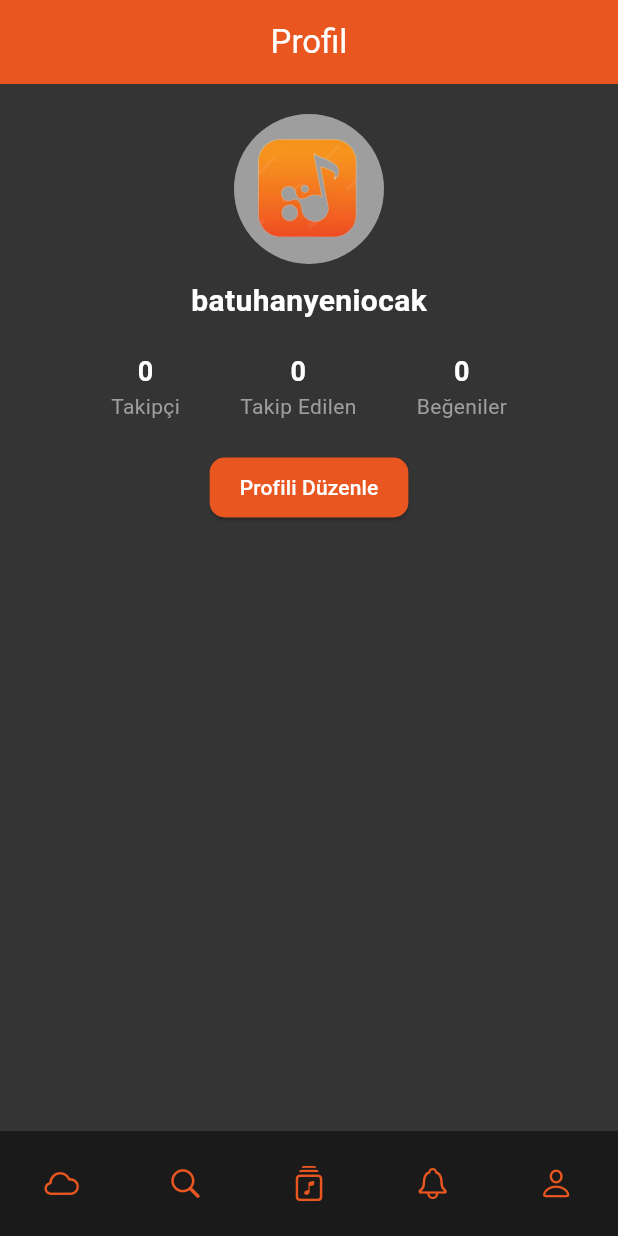
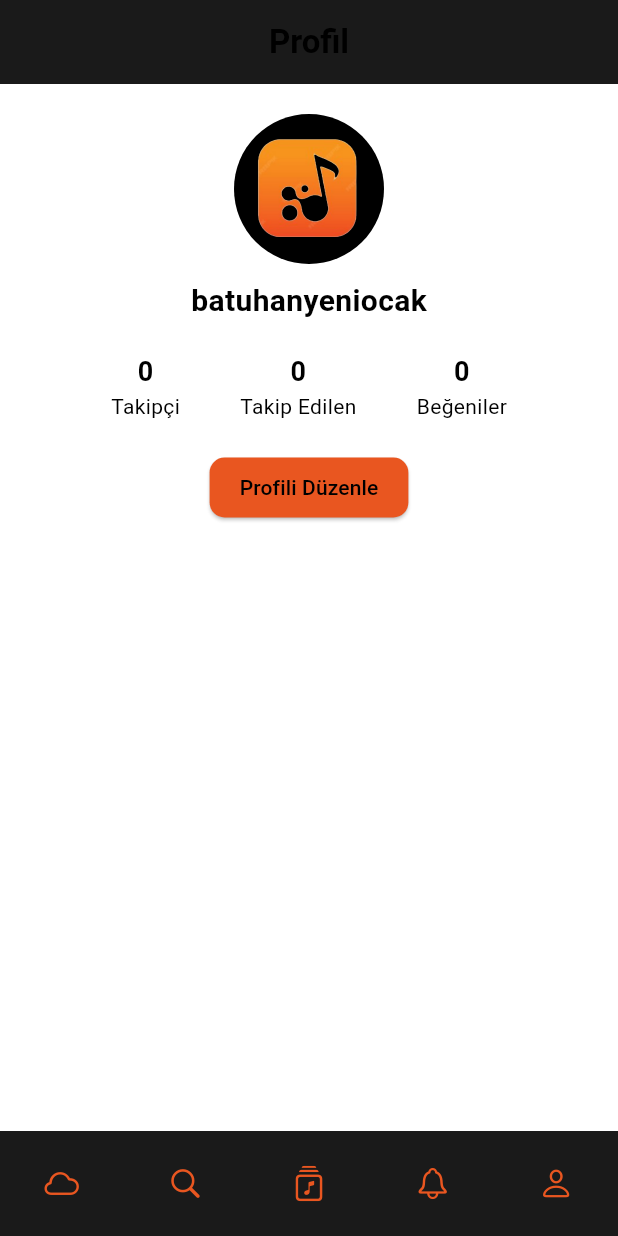
Before and after one commit to batuhanyeniocak/Flutter-Noisekloud, a Flutter app: the ProfileScreen screen opened by its route, on a phone screen of 412 x 824 dp. Run offline on Flutter 3.47's test engine with Material 3 defaults, Android fonts, the phone set to English and light mode, and no system bars; our stand-ins replace go_router, google_fonts, lottie; missing offline and left inert: dotlottie_loader.

Commit message:
profile screen guncellendi temayla uyumlu hale getirildi

```diff
--- a/lib/screens/profile_screen.dart
+++ b/lib/screens/profile_screen.dart
@@ -1,6 +1,4 @@
 import 'package:flutter/material.dart';
-
-import '../core/constants.dart';
 import '../widgets/bottom_menu.dart';
 
 class ProfileScreen extends StatelessWidget {
@@ -8,111 +6,60 @@ class ProfileScreen extends StatelessWidget {
 
   @override
   Widget build(BuildContext context) {
+    final theme = Theme.of(context);
+    final colorScheme = theme.colorScheme;
+
     return Scaffold(
       appBar: AppBar(
         title: const Text(
           'Profil',
-          style: TextStyle(color: Colors.white),
+          style: TextStyle(fontWeight: FontWeight.bold),
         ),
-        backgroundColor: const Color.fromARGB(255, 233, 86, 32),
+        backgroundColor: colorScheme.secondary,
         centerTitle: true,
       ),
-      backgroundColor: arkaPlanRenk,
+      backgroundColor: colorScheme.surface,
       body: Column(
         children: [
           const SizedBox(height: 20),
-          const CircleAvatar(
+          CircleAvatar(
             radius: 50,
-            backgroundImage: AssetImage('assets/images/logo.png'),
-            backgroundColor: Colors.grey,
+            backgroundImage: const AssetImage('assets/images/logo.png'),
+            backgroundColor: colorScheme.onSurfaceVariant,
           ),
           const SizedBox(height: 10),
-          const Text(
+          Text(
             'batuhanyeniocak',
             style: TextStyle(
               fontSize: 20,
               fontWeight: FontWeight.bold,
-              color: Colors.white,
+              color: colorScheme.onSurface,
             ),
           ),
           const SizedBox(height: 20),
-          const Row(
+          Row(
             mainAxisAlignment: MainAxisAlignment.center,
             children: [
-              Column(
-                children: [
-                  Text(
-                    '0',
-                    style: TextStyle(
-                      fontSize: 18,
-                      fontWeight: FontWeight.bold,
-                      color: Colors.white,
-                    ),
-                  ),
-                  Text(
-                    'Takipçi',
-                    style: TextStyle(
-                      fontSize: 14,
-                      color: Colors.grey,
-                    ),
-                  ),
-                ],
-              ),
-              SizedBox(width: 40),
-              Column(
-                children: [
-                  Text(
-                    '0',
-                    style: TextStyle(
-                      fontSize: 18,
-                      fontWeight: FontWeight.bold,
-                      color: Colors.white,
-                    ),
-                  ),
-                  Text(
-                    'Takip Edilen',
-                    style: TextStyle(
-                      fontSize: 14,
-                      color: Colors.grey,
-                    ),
-                  ),
-                ],
-              ),
-              SizedBox(width: 40),
-              Column(
-                children: [
-                  Text(
-                    '0',
-                    style: TextStyle(
-                      fontSize: 18,
-                      fontWeight: FontWeight.bold,
-                      color: Colors.white,
-                    ),
-                  ),
-                  Text(
-                    'Beğeniler',
-                    style: TextStyle(
-                      fontSize: 14,
-                      color: Colors.grey,
-                    ),
-                  ),
-                ],
-              ),
+              _buildProfileStat('0', 'Takipçi', colorScheme),
+              const SizedBox(width: 40),
+              _buildProfileStat('0', 'Takip Edilen', colorScheme),
+              const SizedBox(width: 40),
+              _buildProfileStat('0', 'Beğeniler', colorScheme),
             ],
           ),
           const SizedBox(height: 20),
           ElevatedButton(
             onPressed: () {},
             style: ElevatedButton.styleFrom(
-              backgroundColor: const Color.fromARGB(255, 233, 86, 32),
+              backgroundColor: colorScheme.primary,
               shape: RoundedRectangleBorder(
                 borderRadius: BorderRadius.circular(10),
               ),
               padding: const EdgeInsets.symmetric(horizontal: 20, vertical: 10),
             ),
-            child: const Text(
+            child: Text(
               'Profili Düzenle',
-              style: TextStyle(color: Colors.white),
+              style: TextStyle(color: colorScheme.onPrimary),
             ),
           ),
         ],
@@ -120,4 +67,27 @@ class ProfileScreen extends StatelessWidget {
       bottomNavigationBar: const BottomMenu(),
     );
   }
+
+  Widget _buildProfileStat(
+      String count, String label, ColorScheme colorScheme) {
+    return Column(
+      children: [
+        Text(
+          count,
+          style: TextStyle(
+            fontSize: 18,
+            fontWeight: FontWeight.bold,
+            color: colorScheme.onSurface,
+          ),
+        ),
+        Text(
+          label,
+          style: TextStyle(
+            fontSize: 14,
+            color: colorScheme.onSurfaceVariant,
+          ),
+        ),
+      ],
+    );
+  }
 }
```
